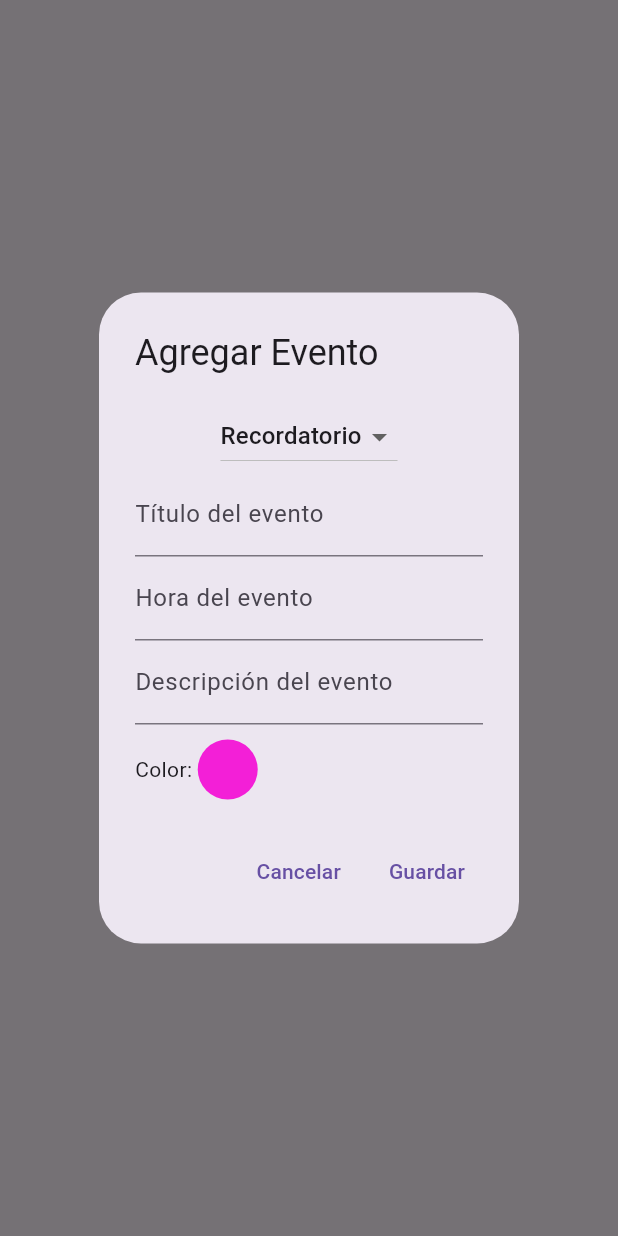
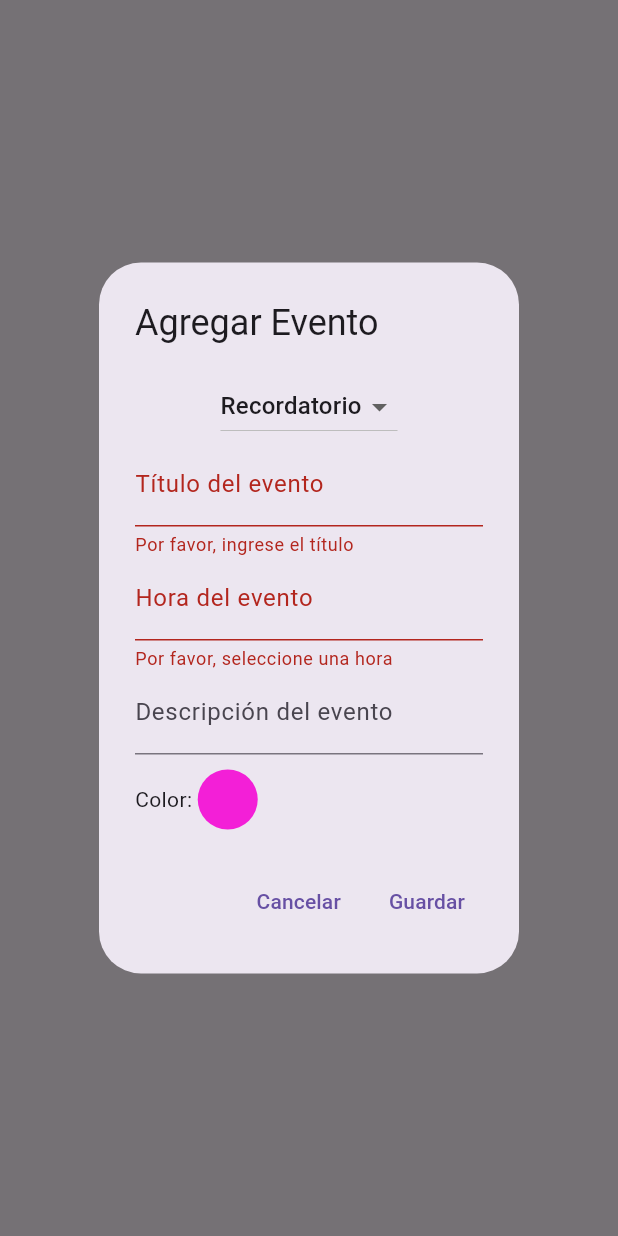
Before and after one commit to edithandrade0301/proyecto_2.0, a Flutter app: what mostrarDialogoAgregarEvento() shows on an empty page, opened directly with empty values, after a tap on "Guardar", on a phone screen of 412 x 824 dp. Run offline on Flutter 3.47's test engine with Material 3 defaults, Android fonts, the phone set to English and light mode, and no system bars; our stand-ins replace flutter_colorpicker, flutter_speed_dial, shared_preferences, table_calendar; accounts and stored records are empty; network calls fail.

Commit message:
cambio en las validaciones
quitar validacion en descripcion para los eventos

```diff
--- a/lib/metodos_calendario/metodos.dart
+++ b/lib/metodos_calendario/metodos.dart
@@ -3,7 +3,8 @@
 import 'dart:convert';
 import 'package:flutter_colorpicker/flutter_colorpicker.dart';
 
-Future<void> cargarEventos(Map<DateTime, List<Map<String, dynamic>>> eventos, Function setState) async {
+Future<void> cargarEventos(Map<DateTime, List<Map<String, dynamic>>> eventos,
+    Function setState) async {
   final prefs = await SharedPreferences.getInstance();
   final eventosString = prefs.getString('eventos');
   if (eventosString != null) {
@@ -51,7 +52,8 @@
   return eventos[dia] ?? [];
 }
 
-Widget buscarEventos(Map<DateTime, List<Map<String, dynamic>>> eventos, String filtro) {
+Widget buscarEventos(
+    Map<DateTime, List<Map<String, dynamic>>> eventos, String filtro) {
   final resultados = eventos.entries
       .expand((entry) => entry.value
           .where((evento) => evento['evento']
@@ -82,9 +84,6 @@
                       "Fecha: ${evento['fecha'].toLocal().toString().split(' ')[0]}")
                   : null,
               leading: Icon(icono, color: evento['color']),
-
-
-
               onTap: () {
                 showDialog(
                   context: context,
@@ -94,11 +93,9 @@
                         title: Text(evento['evento']),
                         content: Column(
                           mainAxisSize: MainAxisSize.min,
-                                      crossAxisAlignment:
-                                          CrossAxisAlignment.start,
+                          crossAxisAlignment: CrossAxisAlignment.start,
                           children: [
-                                        Text(
-                                            "Categoría: ${evento['categoria']}"),
+                            Text("Categoría: ${evento['categoria']}"),
                             Text("Hora: ${evento['hora']}"),
                             Text("Doctor/a: ${evento['doc']}"),
                             Text("Lugar: ${evento['lugar']}"),
@@ -116,11 +113,9 @@
                         title: Text(evento['evento']),
                         content: Column(
                           mainAxisSize: MainAxisSize.min,
-                                      crossAxisAlignment:
-                                          CrossAxisAlignment.start,
+                          crossAxisAlignment: CrossAxisAlignment.start,
                           children: [
-                                        Text(
-                                            "Categoría: ${evento['categoria']}"),
+                            Text("Categoría: ${evento['categoria']}"),
                             Text("Hora: ${evento['hora']}"),
                             Text("Descripción: ${evento['desc']}"),
                           ],
@@ -148,6 +143,7 @@
   DateTime focusedDay,
   DateTime? selectedDay,
 ) {
+  final _formKey = GlobalKey<FormState>();
   final tituloController = TextEditingController();
   final descripcionController = TextEditingController();
   final horaController = TextEditingController();
@@ -161,7 +157,9 @@
     context: context,
     builder: (context) => AlertDialog(
       title: const Text("Agregar Evento"),
-      content: StatefulBuilder(
+      content: Form(
+        key: _formKey,
+        child: StatefulBuilder(
           builder: (context, setStateDialog) {
             return SingleChildScrollView(
               child: Column(
@@ -181,14 +179,23 @@
                             ))
                         .toList(),
                   ),
-                TextField(
+                  TextFormField(
                     controller: tituloController,
-                  decoration: const InputDecoration(labelText: "Título del evento"),
+                    decoration:
+                        const InputDecoration(labelText: "Título del evento"),
+                    keyboardType: TextInputType.text,
+                    validator: (value) {
+                      if (value == null || value.isEmpty) {
+                        return 'Por favor, ingrese el título';
+                      }
+                      return null;
+                    },
                   ),
                   TextFormField(
                     controller: horaController,
                     readOnly: true,
-                  decoration: const InputDecoration(labelText: "Hora del evento"),
+                    decoration:
+                        const InputDecoration(labelText: "Hora del evento"),
                     onTap: () async {
                       final TimeOfDay? pickedTime = await showTimePicker(
                         context: context,
@@ -198,20 +205,39 @@
                         horaController.text = pickedTime.format(context);
                       }
                     },
+                    validator: (value) {
+                      if (value == null || value.isEmpty) {
+                        return 'Por favor, seleccione una hora';
+                      }
+                      return null;
+                    },
                   ),
                   if (categoriaSeleccionada == 'Recordatorio')
-                  TextField(
+                    TextFormField(
                       controller: descripcionController,
-                    decoration: const InputDecoration(labelText: "Descripción del evento"),
+                      decoration: const InputDecoration(
+                          labelText: "Descripción del evento"),
                     ),
                   if (categoriaSeleccionada == 'Cita médica') ...[
-                  TextField(
+                    TextFormField(
                       controller: doctorController,
                       decoration: const InputDecoration(labelText: "Doctor/a"),
+                      validator: (value) {
+                        if (value == null || value.isEmpty) {
+                          return 'Por favor, ingrese el nombre del doctor/a';
+                        }
+                        return null;
+                      },
                     ),
-                  TextField(
+                    TextFormField(
                       controller: lugarController,
                       decoration: const InputDecoration(labelText: "Lugar"),
+                      validator: (value) {
+                        if (value == null || value.isEmpty) {
+                          return 'Por favor, ingrese el lugar';
+                        }
+                        return null;
+                      },
                     ),
                   ],
                   const SizedBox(height: 10),
@@ -260,15 +286,15 @@
             );
           },
         ),
+      ),
       actions: [
         TextButton(
           onPressed: () => Navigator.pop(context),
           child: const Text("Cancelar"),
         ),
-
-
         TextButton(
           onPressed: () {
+            if (_formKey.currentState!.validate()) {
               setState(() {
                 final diaSeleccionado = selectedDay ?? focusedDay;
                 if (eventos[diaSeleccionado] == null) {
@@ -286,10 +312,10 @@
               });
               guardarEventos(eventos);
               Navigator.pop(context);
+            }
           },
           child: const Text("Guardar"),
         ),
-
       ],
     ),
   );
@@ -325,7 +351,7 @@
             );
           },
         ),
-      const SizedBox(width: 8), // Espaciado entre los íconos
+        const SizedBox(width: 8),
         IconButton(
           icon: const Icon(Icons.delete, color: Colors.pink),
           onPressed: () {
@@ -352,7 +378,8 @@
                           eventos[diaSeleccionado]?.remove(evento);
                         });
                         guardarEventos(eventos);
-                      Navigator.pop(context); // Cerrar el diálogo de confirmación
+                        Navigator.pop(
+                            context); // Cerrar el diálogo de confirmación
                       },
                       child: const Text("Aceptar"),
                     ),
@@ -395,7 +422,6 @@
       );
     },
   );
-
 }
 
 void mostrarDialogoEditarEvento(
@@ -406,6 +432,7 @@
   DateTime focusedDay,
   DateTime? selectedDay,
 ) {
+  final _formKey = GlobalKey<FormState>();
   final tituloController = TextEditingController(text: evento['evento']);
   final descripcionController = TextEditingController(text: evento['desc']);
   final horaController = TextEditingController(text: evento['hora']);
@@ -419,7 +446,9 @@
     context: context,
     builder: (context) => AlertDialog(
       title: const Text("Editar Evento"),
-      content: StatefulBuilder(
+      content: Form(
+        key: _formKey,
+        child: StatefulBuilder(
           builder: (context, setStateDialog) {
             return SingleChildScrollView(
               child: Column(
@@ -439,14 +468,22 @@
                             ))
                         .toList(),
                   ),
-                TextField(
+                  TextFormField(
                     controller: tituloController,
-                  decoration: const InputDecoration(labelText: "Título del evento"),
+                    decoration:
+                        const InputDecoration(labelText: "Título del evento"),
+                    validator: (value) {
+                      if (value == null || value.isEmpty) {
+                        return 'Por favor, ingrese el título';
+                      }
+                      return null;
+                    },
                   ),
                   TextFormField(
                     controller: horaController,
                     readOnly: true,
-                  decoration: const InputDecoration(labelText: "Hora del evento"),
+                    decoration:
+                        const InputDecoration(labelText: "Hora del evento"),
                     onTap: () async {
                       final TimeOfDay? pickedTime = await showTimePicker(
                         context: context,
@@ -456,20 +493,39 @@
                         horaController.text = pickedTime.format(context);
                       }
                     },
+                    validator: (value) {
+                      if (value == null || value.isEmpty) {
+                        return 'Por favor, seleccione una hora';
+                      }
+                      return null;
+                    },
                   ),
                   if (categoriaSeleccionada == 'Recordatorio')
-                  TextField(
+                    TextFormField(
                       controller: descripcionController,
-                    decoration: const InputDecoration(labelText: "Descripción del evento"),
+                      decoration: const InputDecoration(
+                          labelText: "Descripción del evento"),
                     ),
                   if (categoriaSeleccionada == 'Cita médica') ...[
-                  TextField(
+                    TextFormField(
                       controller: doctorController,
                       decoration: const InputDecoration(labelText: "Doctor/a"),
+                      validator: (value) {
+                        if (value == null || value.isEmpty) {
+                          return 'Por favor, ingrese el nombre del doctor/a';
+                        }
+                        return null;
+                      },
                     ),
-                  TextField(
+                    TextFormField(
                       controller: lugarController,
                       decoration: const InputDecoration(labelText: "Lugar"),
+                      validator: (value) {
+                        if (value == null || value.isEmpty) {
+                          return 'Por favor, ingrese el lugar';
+                        }
+                        return null;
+                      },
                     ),
                   ],
                   const SizedBox(height: 10),
@@ -518,15 +574,15 @@
             );
           },
         ),
+      ),
       actions: [
-
         TextButton(
           onPressed: () => Navigator.pop(context),
           child: const Text("Cancelar"),
         ),
-
         TextButton(
           onPressed: () {
+            if (_formKey.currentState!.validate()) {
               setState(() {
                 final diaSeleccionado = selectedDay ?? focusedDay;
                 final index = eventos[diaSeleccionado]?.indexOf(evento);
@@ -544,6 +600,7 @@
               });
               guardarEventos(eventos);
               Navigator.pop(context);
+            }
           },
           child: const Text("Guardar"),
         ),
```
Lines whose indentation alone changed are shown as unchanged.
